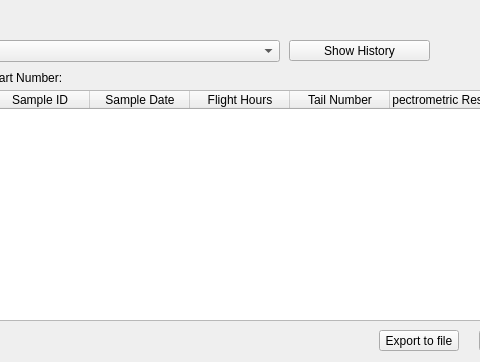
Old version of the form history.ui in the repository peterooch/DigiFerro; both pictures show x 131 to 611 and y 0 to 362 of the 977 by 362 pixel window.
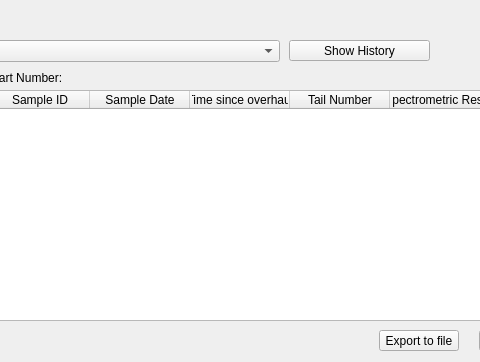
New version of the form.

Patch:
```diff
--- a/history.ui
+++ b/history.ui
@@ -91,7 +91,7 @@
    </column>
    <column>
     <property name="text">
-     <string>Flight Hours</string>
+     <string>Time since overhaul</string>
     </property>
    </column>
    <column>
```
